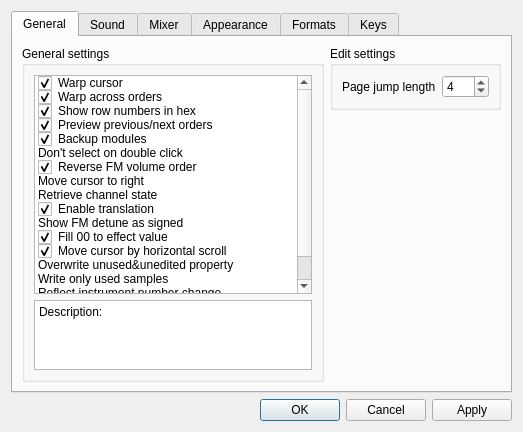
This is BambooTracker/gui/configuration_dialog.ui in BambooTracker/BambooTracker as Qt 5 draws it before an edit. The edited form follows.
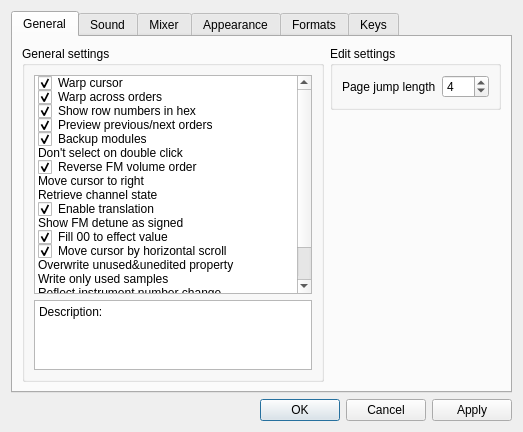
This is the edited form. Custom widgets are drawn as their Qt base class.

Commit message: Add selection to mute hidden tracks

What changed in the file:
```diff
--- a/BambooTracker/gui/configuration_dialog.ui
+++ b/BambooTracker/gui/configuration_dialog.ui
@@ -178,7 +178,15 @@
               <string>Fix jamming volume</string>
              </property>
              <property name="checkState">
-              <enum>Unchecked</enum>
+              <enum>Checked</enum>
+             </property>
+            </item>
+            <item>
+             <property name="text">
+              <string>Mute hidden tracks</string>
+             </property>
+             <property name="checkState">
+              <enum>Checked</enum>
              </property>
             </item>
            </widget>
```
The commit also changes 7 other files.
